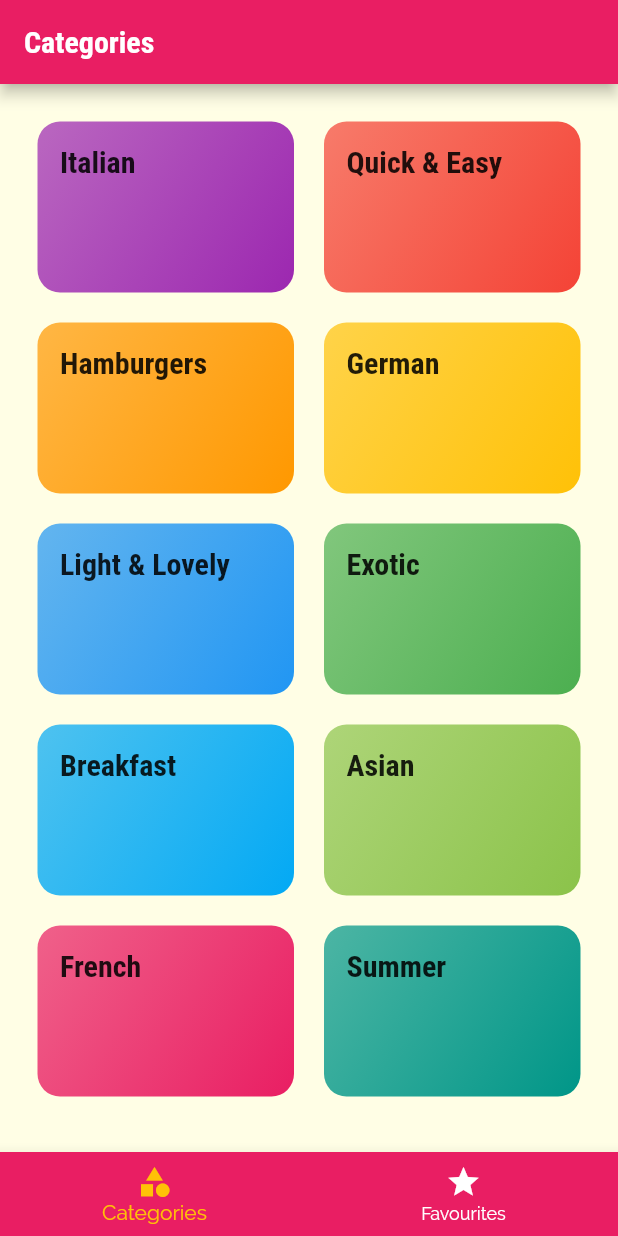
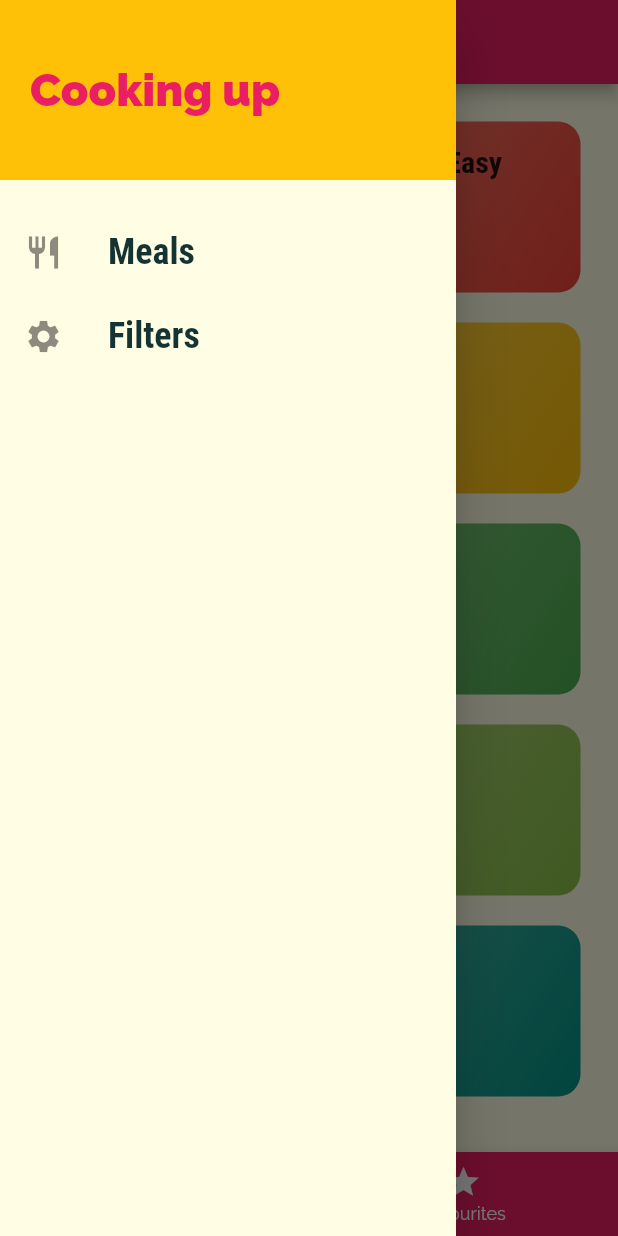
Before and after one commit to UmerSharif/best-cook-app, a Flutter app: the screen it shows after launch, with the side drawer open (before the commit the screen has no drawer), on a phone screen of 412 x 824 dp. Run offline on Flutter 3.47's test engine with Material 2 defaults, Android fonts, the phone set to English and light mode, and no system bars.

Commit message:
copy dev to master

```diff
--- a/lib/main.dart
+++ b/lib/main.dart
@@ -1,4 +1,5 @@
 import 'package:flutter/material.dart';
+import 'package:meals/screen/filters_screen.dart';
 import 'package:meals/screen/meal_deatail_screen.dart';
 import 'package:meals/screen/tabs_screen.dart';
 
@@ -38,9 +39,11 @@ class MyApp extends StatelessWidget {
                   fontFamily: 'RobotoCondensed',
                   fontWeight: FontWeight.bold))),
       home: TabsScreen(),
+      // initialRoute: '/',
       routes: {
         CategoryMealScreen.routeName: (ctx) => CategoryMealScreen(),
-        MealDetailScreen.routeName: (ctx) => MealDetailScreen()
+        MealDetailScreen.routeName: (ctx) => MealDetailScreen(),
+        FiltersScreen.routeName: (ctx) => FiltersScreen()
       },
       onUnknownRoute: (settings) {
         return MaterialPageRoute(builder: (ctx) => CategoriesScreen());
--- a/lib/screen/tabs_screen.dart
+++ b/lib/screen/tabs_screen.dart
@@ -1,6 +1,7 @@
 import 'package:flutter/material.dart';
 import 'package:meals/screen/catergories_screen.dart';
 import 'package:meals/screen/favourites_screen.dart';
+import 'package:meals/widgets/maim_drawer.dart';
 
 class TabsScreen extends StatefulWidget {
   TabsScreen({Key key}) : super(key: key);
@@ -28,6 +29,7 @@ class _TabsScreenState extends State<TabsScreen> {
       appBar: AppBar(
         title: Text(_pages[_selectedPageIndex]['title']),
       ),
+      drawer: MainDrawer(),
       body: _pages[_selectedPageIndex]['page'],
       bottomNavigationBar: BottomNavigationBar(
         onTap: _selectPage,
--- /dev/null
+++ b/lib/widgets/maim_drawer.dart
@@ -0,0 +1,59 @@
+import 'package:flutter/material.dart';
+import 'package:meals/screen/filters_screen.dart';
+import 'package:meals/screen/tabs_screen.dart';
+
+class MainDrawer extends StatelessWidget {
+  const MainDrawer({Key key}) : super(key: key);
+  Widget buildListTile({String title, IconData icon, Function tapHandler}) {
+    return ListTile(
+      leading: Icon(icon, size: 26),
+      title: Text(
+        '$title',
+        style: TextStyle(
+            fontFamily: 'RobotoCondensed',
+            fontSize: 24,
+            fontWeight: FontWeight.bold),
+      ),
+      onTap: tapHandler,
+    );
+  }
+
+  @override
+  Widget build(BuildContext context) {
+    return Drawer(
+        child: Column(
+      children: [
+        Container(
+          height: 120,
+          width: double.infinity,
+          padding: EdgeInsets.all(20),
+          alignment: Alignment.centerLeft,
+          color: Theme.of(context).accentColor,
+          child: Text(
+            "Cooking up",
+            style: TextStyle(
+                fontWeight: FontWeight.w900,
+                fontSize: 30,
+                color: Theme.of(context).primaryColor),
+          ),
+        ),
+        SizedBox(
+          height: 20,
+        ),
+        buildListTile(
+            title: 'Meals',
+            icon: Icons.restaurant,
+            tapHandler: () {
+              Navigator.of(context).pushReplacementNamed(('/'));
+            }),
+        buildListTile(
+            title: 'Filters',
+            icon: Icons.settings,
+            tapHandler: () {
+              Navigator.of(context)
+                  .pushReplacementNamed(FiltersScreen.routeName);
+            })
+      ],
+    ));
+  }
+}
```
Also changed, not shown: lib/screen/category_meals_screen.dart (+34 -13 lines), lib/screen/filters_screen.dart (added, +19 -0 lines), lib/screen/meal_deatail_screen.dart (+9 -3 lines), lib/widgets/meal_item.dart (+7 -1 lines).
